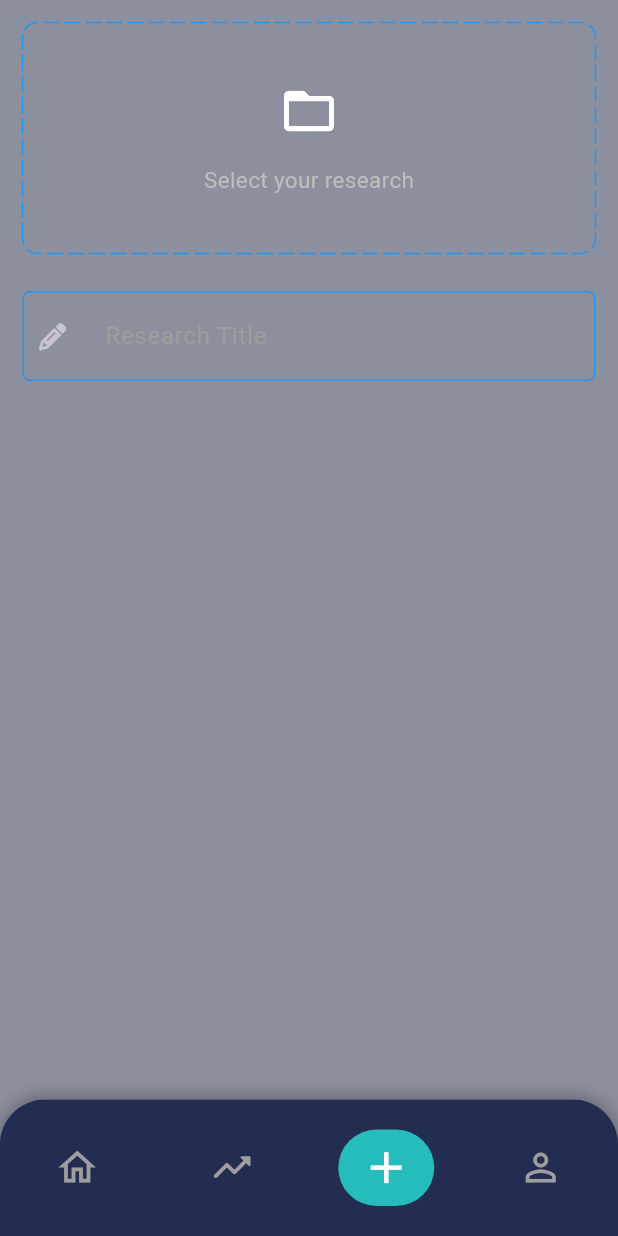
After one commit to RivaanRanawat/theResearch, a Flutter app: the screen it shows once a user with an empty profile is signed in, item 3 of the bottom bar chosen, on a phone screen of 412 x 824 dp. The commit adds this screen. Run offline on Flutter 3.47's test engine with Material 3 defaults, Android fonts, the phone set to English and light mode, and no system bars; drawn by our look-alikes of dotted_border; our stand-ins replace cloud_firestore, firebase_auth, firebase_core, firebase_storage, flutter_riverpod, font_awesome_flutter and 2 more; accounts and stored records are empty.

Commit message:
add post

```diff
--- /dev/null
+++ b/lib/features/home/pages/add_post_page.dart
@@ -0,0 +1,94 @@
+import 'package:dotted_border/dotted_border.dart';
+import 'package:flutter/material.dart';
+import 'package:flutter_riverpod/flutter_riverpod.dart';
+import 'package:font_awesome_flutter/font_awesome_flutter.dart';
+
+class AddPostPage extends ConsumerStatefulWidget {
+  const AddPostPage({super.key});
+
+  @override
+  ConsumerState<ConsumerStatefulWidget> createState() => _AddPostPageState();
+}
+
+class _AddPostPageState extends ConsumerState<AddPostPage> {
+  final titleController = TextEditingController();
+
+  @override
+  void dispose() {
+    super.dispose();
+    titleController.dispose();
+  }
+
+  @override
+  Widget build(BuildContext context) {
+    return GestureDetector(
+      onTap: () {
+        FocusScope.of(context).requestFocus(FocusNode());
+      },
+      child: SafeArea(
+        child: Padding(
+          padding: const EdgeInsets.all(15.0),
+          child: Column(
+            children: [
+              DottedBorder(
+                borderType: BorderType.RRect,
+                radius: const Radius.circular(10),
+                dashPattern: const [10, 4],
+                strokeCap: StrokeCap.round,
+                color: Colors.blue,
+                child: Container(
+                  width: double.infinity,
+                  height: 150,
+                  decoration: BoxDecoration(
+                    // color: buttonColor.withOpacity(.05),
+                    borderRadius: BorderRadius.circular(10),
+                  ),
+                  child: Column(
+                    mainAxisAlignment: MainAxisAlignment.center,
+                    children: [
+                      const Icon(
+                        Icons.folder_open,
+                        size: 40,
+                      ),
+                      const SizedBox(height: 15),
+                      Text(
+                        'Select your research',
+                        style: TextStyle(
+                          fontSize: 15,
+                          color: Colors.grey.shade400,
+                        ),
+                      )
+                    ],
+                  ),
+                ),
+              ),
+              Container(
+                padding:
+                    const EdgeInsets.symmetric(horizontal: 10, vertical: 5),
+                margin: const EdgeInsets.only(top: 25),
+                decoration: BoxDecoration(
+                  border: Border.all(color: Colors.blue),
+                  borderRadius: BorderRadius.circular(5),
+                ),
+                child: TextFormField(
+                  controller: titleController,
+                  style: const TextStyle(color: Colors.white),
+                  decoration: const InputDecoration(
+                    contentPadding: EdgeInsets.symmetric(horizontal: 10),
+                    hintText: 'Research Title',
+                    hintStyle: TextStyle(color: Colors.grey),
+                    icon: Icon(
+                      FontAwesomeIcons.pencil,
+                      size: 18,
+                    ),
+                    border: InputBorder.none,
+                  ),
+                ),
+              )
+            ],
+          ),
+        ),
+      ),
+    );
+  }
+}
--- a/lib/features/home/pages/home_page.dart
+++ b/lib/features/home/pages/home_page.dart
@@ -1,10 +1,9 @@
-import 'package:firebase_auth/firebase_auth.dart';
 import 'package:flutter/material.dart';
 import 'package:flutter/scheduler.dart';
 import 'package:flutter_riverpod/flutter_riverpod.dart';
 import 'package:research/common/loader.dart';
 import 'package:research/features/auth/auth_controller.dart';
-import 'package:research/providers.dart';
+import 'package:research/features/home/pages/add_post_page.dart';
 import 'package:research/theme/pallete.dart';
 
 class HomePage extends ConsumerStatefulWidget {
@@ -15,11 +14,19 @@ class HomePage extends ConsumerStatefulWidget {
 }
 
 class _HomePageState extends ConsumerState<HomePage> {
+  int _page = 0;
+
   @override
   void initState() {
     super.initState();
     SchedulerBinding.instance.addPostFrameCallback((timeStamp) {
       ref.read(authControllerProvider.notifier).getData(context: context);
+    });
+  }
+
+  void navigatePage(int page) {
+    setState(() {
+      _page = page;
     });
   }
 
@@ -31,16 +38,13 @@ class _HomePageState extends ConsumerState<HomePage> {
       backgroundColor: Pallete.primaryColor.withOpacity(0.5),
       body: isLoading
           ? const Loader()
-          : Column(
-              mainAxisAlignment: MainAxisAlignment.center,
-              children: [
-                Text(ref.watch(currentUserModelProvider)!.email),
-                ElevatedButton(
-                  onPressed: () {
-                    FirebaseAuth.instance.signOut();
-                  },
-                  child: const Text('log out'),
-                ),
+          : IndexedStack(
+              index: _page,
+              children: const [
+                Text('Home'),
+                Text('Top Researches'),
+                AddPostPage(),
+                Text('Profile'),
               ],
             ),
       bottomNavigationBar: Container(
@@ -64,6 +68,8 @@ class _HomePageState extends ConsumerState<HomePage> {
             backgroundColor: Pallete.secondaryColor,
             selectedItemColor: Colors.white,
             unselectedItemColor: Colors.grey,
+            currentIndex: _page,
+            onTap: navigatePage,
             items: <BottomNavigationBarItem>[
               const BottomNavigationBarItem(
                 icon: Icon(
@@ -75,7 +81,7 @@ class _HomePageState extends ConsumerState<HomePage> {
               ),
               const BottomNavigationBarItem(
                 icon: Icon(
-                  Icons.search_outlined,
+                  Icons.trending_up_rounded,
                   size: 30.0,
                 ),
                 label: '',
@@ -87,7 +93,9 @@ class _HomePageState extends ConsumerState<HomePage> {
                   child: Container(
                     padding: const EdgeInsets.symmetric(vertical: 10.0),
                     child: TextButton(
-                      onPressed: () {},
+                      onPressed: () {
+                        navigatePage(2);
+                      },
                       style: TextButton.styleFrom(
                         shape: RoundedRectangleBorder(
                           borderRadius: BorderRadius.circular(30.0),
@@ -106,20 +114,12 @@ class _HomePageState extends ConsumerState<HomePage> {
               ),
               const BottomNavigationBarItem(
                 icon: Icon(
-                  Icons.trending_up_outlined,
-                  size: 30.0,
-                ),
-                label: '',
-              ),
-              const BottomNavigationBarItem(
-                icon: Icon(
                   Icons.person_outline,
                   size: 30.0,
                 ),
                 label: '',
               ),
             ],
-            onTap: (page) {},
           ),
         ),
       ),
--- a/lib/main.dart
+++ b/lib/main.dart
@@ -36,11 +36,12 @@ class _MyAppState extends ConsumerState<MyApp> {
           data: (data) {
             return MaterialApp.router(
               title: 'theResearch',
-              theme: ThemeData(
-                colorScheme: ColorScheme.fromSeed(
-                  seedColor: Pallete.primaryColor,
+              theme: ThemeData.dark().copyWith(
+                primaryColor: Pallete.primaryColor,
+                scaffoldBackgroundColor: Pallete.primaryColor.withOpacity(0.5),
+                appBarTheme: AppBarTheme(
+                  backgroundColor: Pallete.primaryColor.withOpacity(0.5),
                 ),
-                useMaterial3: true,
               ),
               routerConfig: data != null ? loggedInRouter : loggedOutRouter,
             );
--- a/pubspec.yaml
+++ b/pubspec.yaml
@@ -43,6 +43,7 @@ dependencies:
   cloud_firestore: ^4.14.0
   fpdart: ^1.1.0
   flutter_riverpod: ^2.4.9
+  dotted_border: ^2.1.0
 
 dev_dependencies:
   flutter_test:
```
Also changed, not shown: pubspec.lock.
